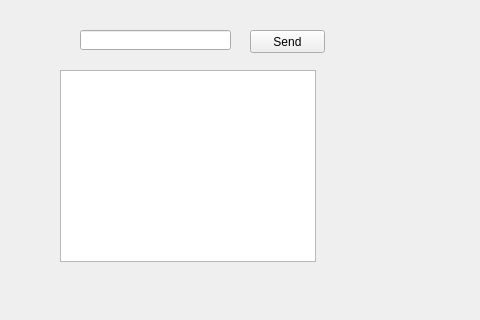
truongkutetk97/qt5_finalproject, file secondmain.ui: the form before one commit; both pictures show x 320 to 800 and y 0 to 320 of the 800 by 600 pixel window.
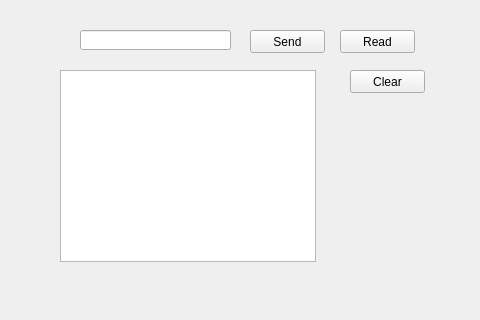
The form after the commit.

What changed in the file:
```diff
--- a/secondmain.ui
+++ b/secondmain.ui
@@ -149,6 +149,32 @@
      </rect>
     </property>
    </widget>
+   <widget class="QPushButton" name="pushButton_5">
+    <property name="geometry">
+     <rect>
+      <x>660</x>
+      <y>30</y>
+      <width>75</width>
+      <height>23</height>
+     </rect>
+    </property>
+    <property name="text">
+     <string>Read</string>
+    </property>
+   </widget>
+   <widget class="QPushButton" name="pushButton_6">
+    <property name="geometry">
+     <rect>
+      <x>670</x>
+      <y>70</y>
+      <width>75</width>
+      <height>23</height>
+     </rect>
+    </property>
+    <property name="text">
+     <string>Clear</string>
+    </property>
+   </widget>
   </widget>
   <widget class="QMenuBar" name="menubar">
    <property name="geometry">
```
